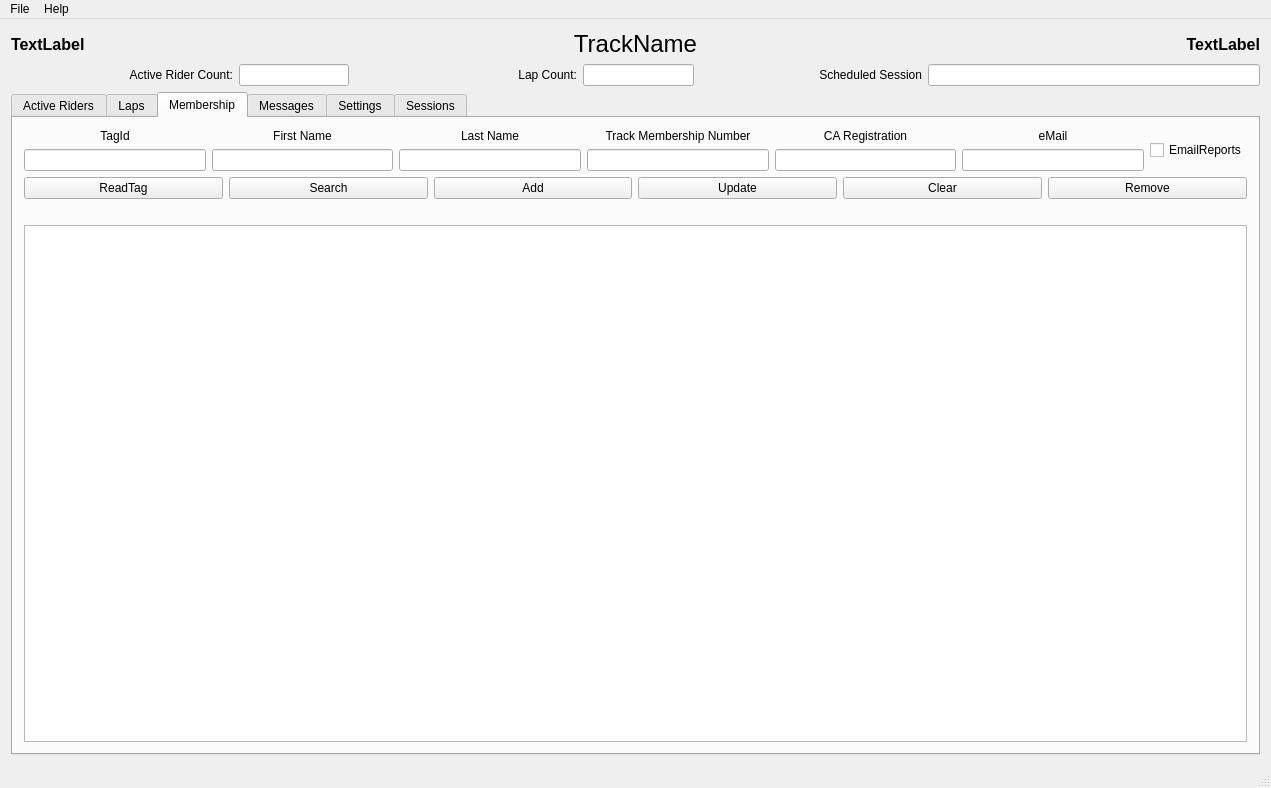
mbuckaway/laps, file src/mainwindow.ui: the form before one commit.
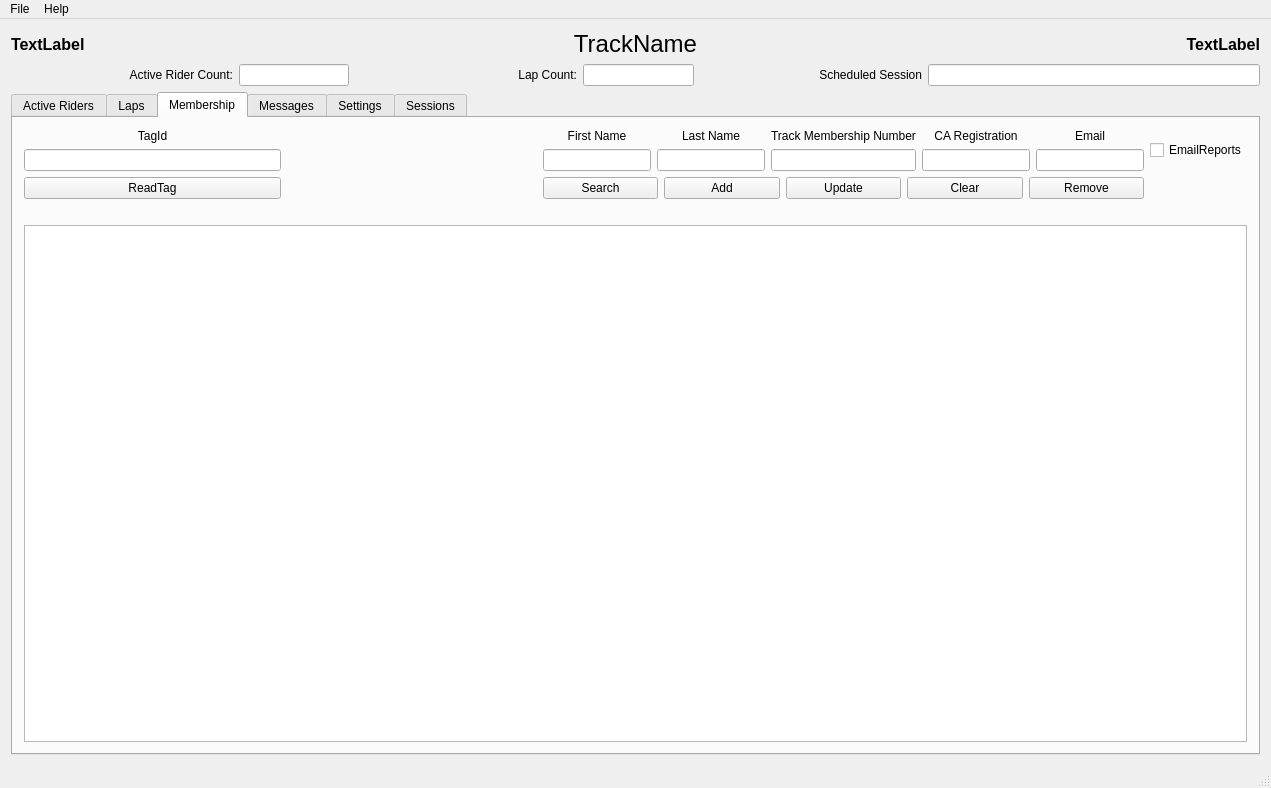
The form after the commit. The open tabs and pages were chosen to show the change.

The edit to the form file:
```diff
--- a/src/mainwindow.ui
+++ b/src/mainwindow.ui
@@ -213,10 +213,10 @@
        <attribute name="title">
         <string>Membership</string>
        </attribute>
+       <layout class="QGridLayout" name="gridLayout_17">
+        <item row="0" column="0">
        <layout class="QGridLayout" name="gridLayout_5">
         <item row="0" column="0">
-         <layout class="QHBoxLayout" name="horizontalLayout">
-          <item>
            <layout class="QVBoxLayout" name="verticalLayout">
             <item>
              <widget class="QLabel" name="deskTagIdLabel">
@@ -240,6 +240,21 @@
             </item>
            </layout>
           </item>
+          <item row="0" column="1">
+           <spacer name="horizontalSpacer_4">
+            <property name="orientation">
+             <enum>Qt::Horizontal</enum>
+            </property>
+            <property name="sizeHint" stdset="0">
+             <size>
+              <width>20</width>
+              <height>20</height>
+             </size>
+            </property>
+           </spacer>
+          </item>
+          <item row="0" column="2">
+           <layout class="QHBoxLayout" name="horizontalLayout">
           <item>
            <layout class="QVBoxLayout" name="verticalLayout_2">
             <item>
@@ -341,7 +356,7 @@
             <item>
              <widget class="QLabel" name="deskEMailLabel">
               <property name="text">
-               <string>eMail</string>
+                 <string>Email</string>
               </property>
               <property name="alignment">
                <set>Qt::AlignCenter</set>
@@ -360,18 +375,16 @@
             </item>
            </layout>
           </item>
-          <item>
+           </layout>
+          </item>
+          <item row="0" column="3">
            <widget class="QCheckBox" name="sendReportsCheckBox">
             <property name="text">
              <string>EmailReports</string>
             </property>
            </widget>
           </item>
-         </layout>
-        </item>
         <item row="1" column="0">
-         <layout class="QHBoxLayout" name="horizontalLayout_4">
-          <item>
            <widget class="QPushButton" name="deskReadPushButton">
             <property name="text">
              <string>ReadTag</string>
@@ -381,6 +394,21 @@
             </property>
            </widget>
           </item>
+          <item row="1" column="1">
+           <spacer name="horizontalSpacer_5">
+            <property name="orientation">
+             <enum>Qt::Horizontal</enum>
+            </property>
+            <property name="sizeHint" stdset="0">
+             <size>
+              <width>20</width>
+              <height>20</height>
+             </size>
+            </property>
+           </spacer>
+          </item>
+          <item row="1" column="2">
+           <layout class="QHBoxLayout" name="horizontalLayout_4">
           <item>
            <widget class="QPushButton" name="deskSearchPushButton">
             <property name="text">
@@ -418,7 +446,9 @@
           </item>
          </layout>
         </item>
-        <item row="2" column="0">
+         </layout>
+        </item>
+        <item row="1" column="0">
          <spacer name="verticalSpacer">
           <property name="orientation">
            <enum>Qt::Vertical</enum>
```
Left out of the diff: 4 changed lines with no effect on the pictures. Lines whose indentation alone changed are shown as unchanged.
